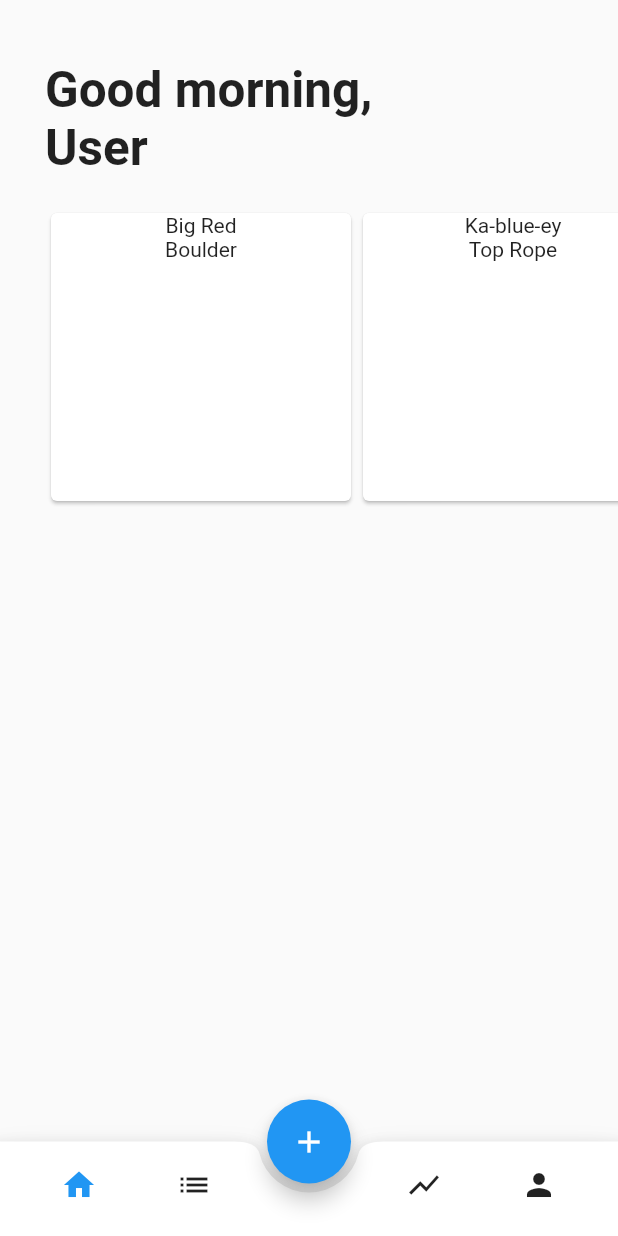
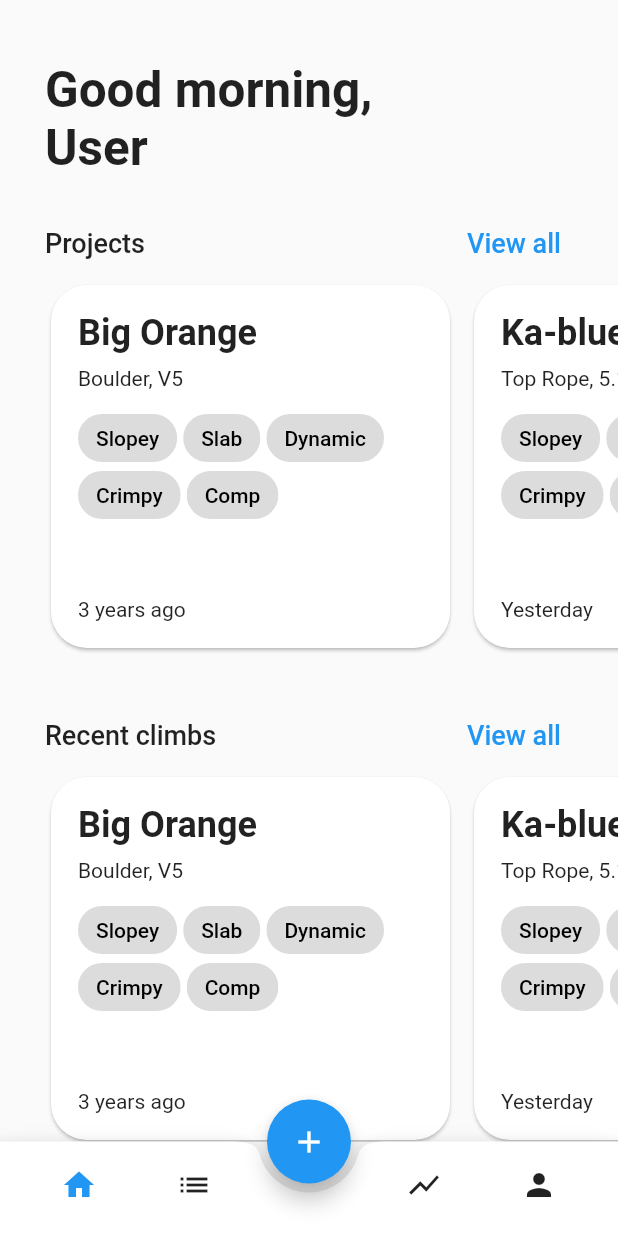
Before and after one commit to Redpoint-app/Redpoint, a Flutter app: the screen it shows after launch, on a phone screen of 412 x 824 dp. Run offline on Flutter 3.47's test engine with Material 2 defaults, Android fonts, the phone set to English and light mode, and no system bars.

Commit message:
added date formatting

```diff
--- a/lib/pages/home_page.dart
+++ b/lib/pages/home_page.dart
@@ -2,6 +2,7 @@ import 'dart:collection';
 import 'dart:math';
 
 import 'package:flutter/material.dart';
+import 'package:redpoint/model/yds.dart';
 import 'package:redpoint/widgets/layout/page_scaffold.dart';
 import 'package:redpoint/widgets/route_widgets/route_carousel.dart';
 
@@ -9,6 +10,7 @@ import '../model/difficulty.dart';
 import '../model/route.dart';
 import '../model/route_type.dart';
 import '../model/status.dart';
+import '../model/tag.dart';
 import '../model/v_scale.dart';
 
 class HomePage extends StatefulWidget {
@@ -21,52 +23,60 @@ class HomePage extends StatefulWidget {
 class _HomePageState extends State<HomePage> {
   @override
   Widget build(BuildContext context) {
+    ListQueue<Tag> tags = ListQueue();
+    tags.add(Tag("Slopey"));
+    tags.add(Tag("Slab"));
+    tags.add(Tag("Dynamic"));
+    tags.add(Tag("Crimpy"));
+    tags.add(Tag("Comp"));
+
     List<ClimbingRoute> routes = [
       ClimbingRoute(
-          "Big Red",
-          DateTime.now(),
+          "Big Orange",
+          DateTime.parse("2019-06-26"),
           RouteType.boulder,
-          const VScale().getScale()[0],
+          const VScale().getScale()[5],
+          Status.inProgress,
+          null,
+          Difficulty.easy,
+          tags,
+          "This askjasklj"),
+      ClimbingRoute(
+          "Ka-blue-ey",
+          DateTime.parse("2022-06-07"),
+          RouteType.topRope,
+          const YDS().getScale()[8],
+          Status.inProgress,
+          null,
+          Difficulty.easy,
+          tags,
+          "This askjasklj"),
+      ClimbingRoute(
+          "Alex Handhold and the Chrisp Sharma",
+          DateTime.parse("2022-05-29"),
+          RouteType.lead,
+          const YDS().getScale()[10],
           Status.inProgress,
           null,
           Difficulty.easy,
           ListQueue(),
           "This askjasklj"),
       ClimbingRoute(
-          "Ka-blue-ey",
-          DateTime.now(),
-          RouteType.topRope,
-          const VScale().getScale()[0],
+          "This is a super long title for this climbing route",
+          DateTime.parse("2022-01-29"),
+          RouteType.boulder,
+          const VScale().getScale()[8],
           Status.inProgress,
           null,
           Difficulty.easy,
-          ListQueue(),
-          "This askjasklj"),
-      ClimbingRoute(
-          "Alex Handhold and the Chrisp Sharma",
-          DateTime.now(),
-          RouteType.lead,
-          const VScale().getScale()[0],
-          Status.inProgress,
-          null,
-          Difficulty.easy,
-          ListQueue(),
-          "This askjasklj"),
-      ClimbingRoute(
-          "Big Orange",
-          DateTime.now(),
-          RouteType.boulder,
-          const VScale().getScale()[0],
-          Status.inProgress,
-          null,
-          Difficulty.easy,
-          ListQueue(),
+          tags,
           "This askjasklj"),
     ];
 
     return PageScaffold(
       title: "Home",
       body: SafeArea(
+        child: SingleChildScrollView(
           child: Column(
             crossAxisAlignment: CrossAxisAlignment.start,
             children: [
@@ -81,8 +91,14 @@ class _HomePageState extends State<HomePage> {
                           .08),
                 ),
               ),
-            RouteCarousel(routes: routes),
+              RouteCarousel(title: "Projects", routes: routes),
+              RouteCarousel(title: "Recent climbs", routes: routes),
+              RouteCarousel(title: "Friend activity", routes: routes),
+              const Padding(
+                padding: EdgeInsets.only(bottom: 50),
+              ),
             ],
+          ),
         ),
       ),
     );
--- a/lib/widgets/route_widgets/route_card.dart
+++ b/lib/widgets/route_widgets/route_card.dart
@@ -2,26 +2,129 @@ import 'package:flutter/material.dart';
 import 'package:redpoint/model/route.dart';
 
 class RouteCard extends StatefulWidget {
-  const RouteCard({super.key, required this.route});
+  const RouteCard({super.key, required this.route, this.first, this.last});
   final ClimbingRoute route;
+  final bool? first;
+  final bool? last;
 
   @override
   State<RouteCard> createState() => _RouteCardState();
 }
 
 class _RouteCardState extends State<RouteCard> {
+  String getDateMessage(DateTime date) {
+    DateTime now = DateTime.now();
+    Duration diff = now.difference(date).abs();
+
+    if (diff.inMinutes < 1) {
+      return "A few seconds ago";
+    } else if (diff.inHours < 1) {
+      return "A few minutes ago";
+    } else if (diff.inDays < 1) {
+      return "A few hours ago";
+    } else if (diff.inDays == 1) {
+      return "Yesterday";
+    } else if (diff.inDays < 7) {
+      return "A few days ago";
+    } else if (diff.inDays < 14) {
+      return "Last week";
+    } else if (diff.inDays < 30) {
+      return "A few weeks ago";
+    } else {
+      // Days > 30
+      int yearDiff = (date.year - now.year).abs();
+
+      if (yearDiff <= 1) {
+        int monthDiff = yearDiff == 1 ? (now.month + (12 - date.month)) : (now.month - date.month).abs();
+
+        if (monthDiff == 0) {
+          return "A few weeks ago";
+        } else if (monthDiff == 1) {
+          return "Last month";
+        } else if (monthDiff < 12) {
+          return "$monthDiff months ago";
+        } else {
+          return "Last year";
+        }
+      } else {
+        return "$yearDiff years ago";
+      }
+    }
+  }
+
   @override
   Widget build(BuildContext context) {
-    return Card(
-      child: SizedBox(
-        width: 200,
-        child:
-        Column(
-        children: [
-          Text(widget.route.title),
-          Text(widget.route.type.label),
-        ],
-      )),
+    double padding = 4;
+    double firstLastPadding = 30;
+    double leftPadding = padding;
+    double rightPadding = padding;
+
+    if (widget.first ?? false) {
+      leftPadding = firstLastPadding;
+    }
+
+    if (widget.last ?? false) {
+      rightPadding = firstLastPadding;
+    }
+
+    return Padding(
+      padding: EdgeInsets.only(left: leftPadding, right: rightPadding),
+      child: Card(
+        shape: RoundedRectangleBorder(
+          borderRadius: BorderRadius.circular(24),
+        ),
+        child: Padding(
+          padding: const EdgeInsets.all(18),
+          child: Column(
+            mainAxisAlignment: MainAxisAlignment.spaceBetween,
+            crossAxisAlignment: CrossAxisAlignment.start,
+            children: [
+              SizedBox(
+                width: 230,
+                child: Column(
+                  crossAxisAlignment: CrossAxisAlignment.start,
+                  children: [
+                    Padding(
+                      padding: const EdgeInsets.only(bottom: 8),
+                      child: Text(
+                        widget.route.title,
+                        maxLines: 2,
+                        overflow: TextOverflow.ellipsis,
+                        style: const TextStyle(
+                          fontSize: 24,
+                          fontWeight: FontWeight.w600,
+                        ),
+                      ),
+                    ),
+                    Padding(
+                      padding: const EdgeInsets.only(bottom: 8),
+                      child: Text(
+                        "${widget.route.type.label}, ${widget.route.grade}",
+                        style: const TextStyle(
+                          fontSize: 14,
+                        ),
+                      ),
+                    ),
+                    Padding(
+                      padding: const EdgeInsets.only(bottom: 8),
+                      child: Wrap(
+                        runSpacing: -10,
+                        spacing: 4,
+                        children: widget.route.tags
+                            .map((element) => Chip(
+                                  label: Text(element.label),
+                                ))
+                            .toList(),
+                      ),
+                    ),
+                  ],
+                ),
+              ),
+              Text(getDateMessage(widget.route.date)),
+            ],
+          ),
+        ),
+      ),
     );
   }
 }
--- a/lib/widgets/route_widgets/route_carousel.dart
+++ b/lib/widgets/route_widgets/route_carousel.dart
@@ -3,8 +3,9 @@ import 'package:redpoint/model/route.dart';
 import 'package:redpoint/widgets/route_widgets/route_card.dart';
 
 class RouteCarousel extends StatefulWidget {
-  const RouteCarousel({super.key, required this.routes});
+  const RouteCarousel({super.key, required this.routes, required this.title});
   final List<ClimbingRoute> routes;
+  final String title;
 
   @override
   State<RouteCarousel> createState() => _RouteCarouselState();
@@ -13,19 +14,52 @@ class RouteCarousel extends StatefulWidget {
 class _RouteCarouselState extends State<RouteCarousel> {
   @override
   Widget build(BuildContext context) {
-    return SizedBox(
-      height: 200.0,
-      child: ListView.builder(
-        scrollDirection: Axis.horizontal,
-        itemCount: widget.routes.length,
-        itemBuilder: (BuildContext context, int index) {
-          double leftPadding = index == 0 ? 30 : 0;
-          double rightPadding = index == (widget.routes.length - 1) ? 30 : 0;
-
-          return Padding(
-            padding: EdgeInsets.only(left: leftPadding, right: rightPadding),
-            child: RouteCard(route: widget.routes[index]));
-        },
+    return Padding(
+      padding: const EdgeInsets.only(bottom: 30),
+      child: Column(
+        crossAxisAlignment: CrossAxisAlignment.start,
+        children: [
+          Padding(
+            padding: const EdgeInsets.symmetric(horizontal: 30),
+            child: Row(
+              mainAxisAlignment: MainAxisAlignment.spaceBetween,
+              crossAxisAlignment: CrossAxisAlignment.center,
+              children: [
+                Text(
+                  widget.title,
+                  style: const TextStyle(
+                    fontSize: 18,
+                    fontWeight: FontWeight.w500,
+                  ),
+                ),
+                TextButton(
+                  onPressed: () {},
+                  child: Text(
+                    "View all",
+                    style: TextStyle(
+                      fontSize: 18,
+                      fontWeight: FontWeight.w500,
+                      color: Theme.of(context).primaryColor,
+                    ),
+                  ),
+                ),
+              ],
+            ),
+          ),
+          SizedBox(
+            height: 250.0,
+            child: ListView.builder(
+              scrollDirection: Axis.horizontal,
+              itemCount: widget.routes.length,
+              itemBuilder: (BuildContext context, int index) {
+                return RouteCard(
+                    route: widget.routes[index],
+                    first: index == 0,
+                    last: index == (widget.routes.length - 1));
+              },
+            ),
+          ),
+        ],
       ),
     );
   }
```
Lines whose indentation alone changed are shown as unchanged.
